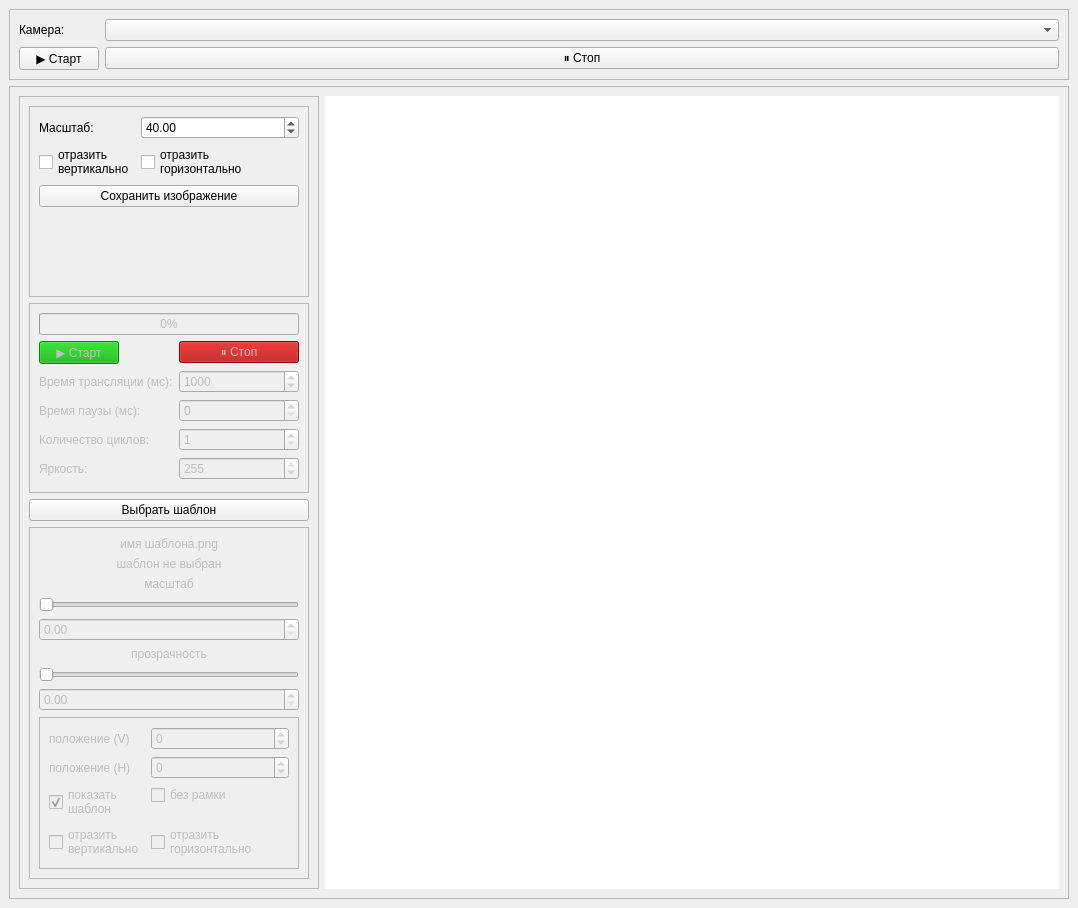
Above: qtUi/ui1.ui from vaddav6/cjcLitCam before the change. Below: the same form after it.
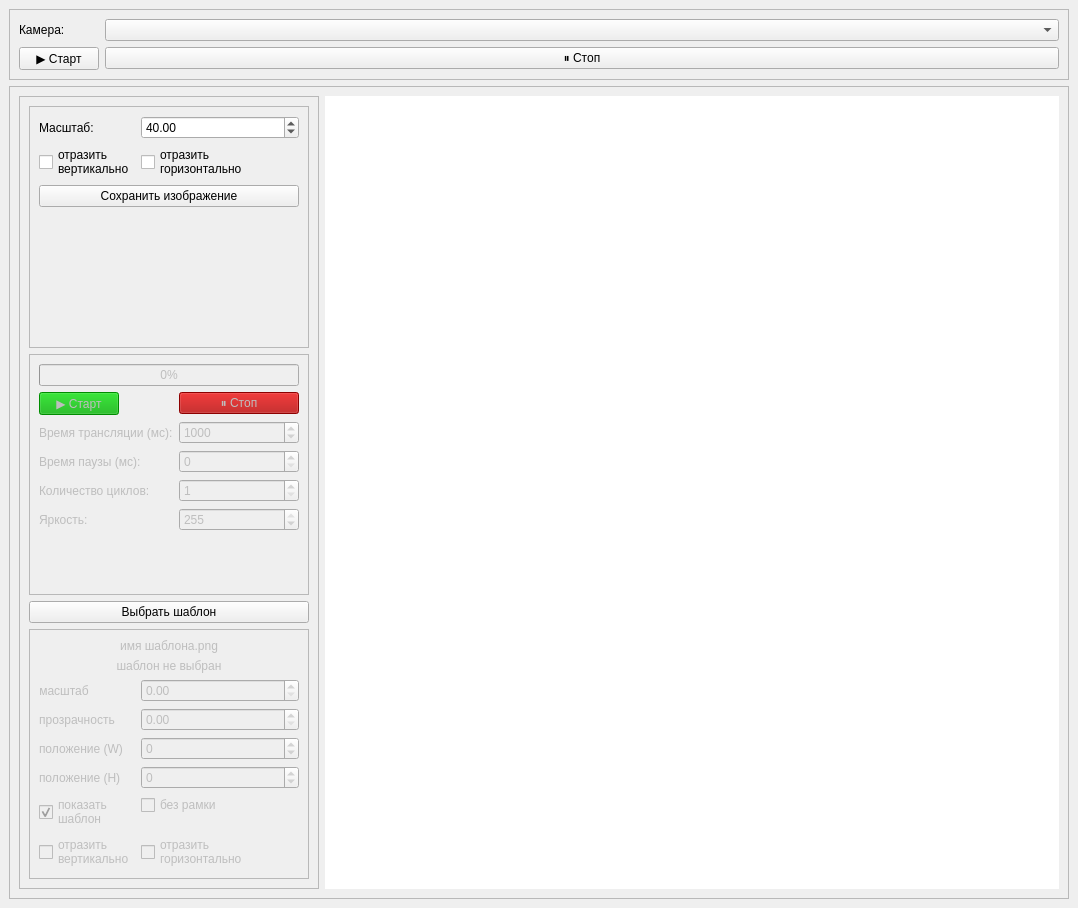
That is the form after the change.

Commit message: up qt ui name in mask section

```diff
--- a/qtUi/ui1.ui
+++ b/qtUi/ui1.ui
@@ -1130,9 +1130,9 @@
             <property name="frameShadow">
              <enum>QFrame::Shadow::Raised</enum>
             </property>
-            <layout class="QVBoxLayout" name="verticalLayout_4">
-             <item>
-              <widget class="QLabel" name="label_3">
+            <layout class="QFormLayout" name="formLayout_7">
+             <item row="0" column="0" colspan="2">
+              <widget class="QLabel" name="l_mask_name">
                <property name="maximumSize">
                 <size>
                  <width>16777215</width>
@@ -1147,8 +1147,8 @@
                </property>
               </widget>
              </item>
-             <item>
-              <widget class="QLabel" name="label_2">
+             <item row="1" column="0" colspan="2">
+              <widget class="QLabel" name="l_mask_mini">
                <property name="text">
                 <string>шаблон не выбран</string>
                </property>
@@ -1157,8 +1157,8 @@
                </property>
               </widget>
              </item>
-             <item>
-              <widget class="QLabel" name="label_7">
+             <item row="2" column="0">
+              <widget class="QLabel" name="l_mask_scale">
                <property name="text">
                 <string>масштаб</string>
                </property>
@@ -1167,28 +1167,15 @@
                </property>
               </widget>
              </item>
-             <item>
-              <widget class="QSlider" name="horizontalSlider_2">
-               <property name="minimum">
-                <number>40</number>
-               </property>
-               <property name="maximum">
-                <number>300</number>
-               </property>
-               <property name="orientation">
-                <enum>Qt::Orientation::Horizontal</enum>
-               </property>
-              </widget>
-             </item>
-             <item>
-              <widget class="QDoubleSpinBox" name="doubleSpinBox">
+             <item row="2" column="1">
+              <widget class="QDoubleSpinBox" name="dSB_mask_scale">
                <property name="maximum">
                 <double>200.000000000000000</double>
                </property>
               </widget>
              </item>
-             <item>
-              <widget class="QLabel" name="label_8">
+             <item row="3" column="0">
+              <widget class="QLabel" name="l_mask_opacity">
                <property name="text">
                 <string>прозрачность</string>
                </property>
@@ -1197,37 +1184,49 @@
                </property>
               </widget>
              </item>
-             <item>
-              <widget class="QSlider" name="horizontalSlider_3">
-               <property name="inputMethodHints">
-                <set>Qt::InputMethodHint::ImhNone</set>
-               </property>
-               <property name="maximum">
-                <number>100</number>
-               </property>
-               <property name="orientation">
-                <enum>Qt::Orientation::Horizontal</enum>
-               </property>
-              </widget>
-             </item>
-             <item>
-              <widget class="QDoubleSpinBox" name="doubleSpinBox_2">
+             <item row="3" column="1">
+              <widget class="QDoubleSpinBox" name="dSB_mask_opacity">
                <property name="maximum">
                 <double>200.000000000000000</double>
                </property>
               </widget>
              </item>
-             <item>
-              <widget class="QFrame" name="frame_9">
-               <property name="frameShape">
-                <enum>QFrame::Shape::StyledPanel</enum>
+             <item row="4" column="0">
+              <widget class="QLabel" name="l_mask_coord_W">
+               <property name="text">
+                <string>положение (W)</string>
                </property>
-               <property name="frameShadow">
-                <enum>QFrame::Shadow::Raised</enum>
+              </widget>
+             </item>
+             <item row="4" column="1">
+              <widget class="QSpinBox" name="sB_mask_coord_W">
+               <property name="minimum">
+                <number>-4000</number>
                </property>
-               <layout class="QFormLayout" name="formLayout_6">
-                <item row="2" column="0">
-                 <widget class="QCheckBox" name="checkBox">
+               <property name="maximum">
+                <number>4000</number>
+               </property>
+              </widget>
+             </item>
+             <item row="5" column="0">
+              <widget class="QLabel" name="l_mask_coord_H">
+               <property name="text">
+                <string>положение (H)</string>
+               </property>
+              </widget>
+             </item>
+             <item row="5" column="1">
+              <widget class="QSpinBox" name="sB_mask_coord_H">
+               <property name="minimum">
+                <number>-4000</number>
+               </property>
+               <property name="maximum">
+                <number>4000</number>
+               </property>
+              </widget>
+             </item>
+             <item row="6" column="0">
+              <widget class="QCheckBox" name="chB_mask_show">
                   <property name="layoutDirection">
                    <enum>Qt::LayoutDirection::LeftToRight</enum>
                   </property>
@@ -1246,64 +1245,27 @@
                   </property>
                  </widget>
                 </item>
-                <item row="2" column="1">
-                 <widget class="QCheckBox" name="checkBox_2">
+             <item row="6" column="1">
+              <widget class="QCheckBox" name="chB_mask_noFrame">
                   <property name="text">
                    <string>без рамки</string>
                   </property>
                  </widget>
                 </item>
-                <item row="3" column="0">
-                 <widget class="QCheckBox" name="checkBox_4">
+             <item row="7" column="0">
+              <widget class="QCheckBox" name="chB_mask_mirrorV">
                   <property name="text">
                    <string>отразить
 вертикально</string>
                   </property>
                  </widget>
                 </item>
-                <item row="3" column="1">
-                 <widget class="QCheckBox" name="checkBox_5">
+             <item row="7" column="1">
+              <widget class="QCheckBox" name="chB_mask_mirrorH">
                   <property name="text">
                    <string>отразить
 горизонтально</string>
                   </property>
-                 </widget>
-                </item>
-                <item row="0" column="0">
-                 <widget class="QLabel" name="label_9">
-                  <property name="text">
-                   <string>положение (V)</string>
-                  </property>
-                 </widget>
-                </item>
-                <item row="0" column="1">
-                 <widget class="QSpinBox" name="spinBox">
-                  <property name="minimum">
-                   <number>-4000</number>
-                  </property>
-                  <property name="maximum">
-                   <number>4000</number>
-                  </property>
-                 </widget>
-                </item>
-                <item row="1" column="0">
-                 <widget class="QLabel" name="label_10">
-                  <property name="text">
-                   <string>положение (H)</string>
-                  </property>
-                 </widget>
-                </item>
-                <item row="1" column="1">
-                 <widget class="QSpinBox" name="spinBox_5">
-                  <property name="minimum">
-                   <number>-4000</number>
-                  </property>
-                  <property name="maximum">
-                   <number>4000</number>
-                  </property>
-                 </widget>
-                </item>
-               </layout>
               </widget>
              </item>
             </layout>
```
Left out of the diff: 2 changed lines with no effect on the pictures. Lines whose indentation alone changed are shown as unchanged. The commit also changes 2 other files.
